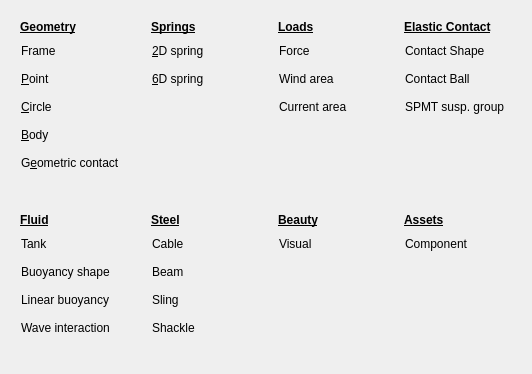
The window that guis/menu_nodetypes.ui (RubendeBruin/DAVE) describes before a commit, drawn with Qt 5.
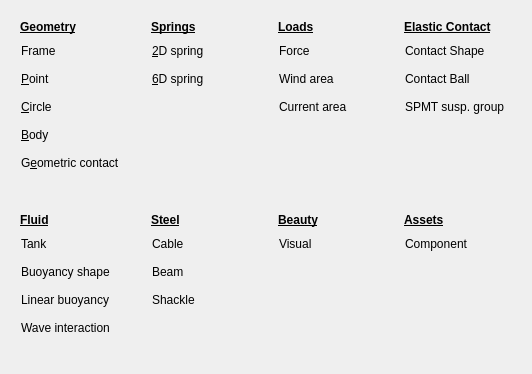
The same window after the commit. Icons and pictures are not drawn.

Commit message: removed sling

Diff of the .ui file:
```diff
--- a/guis/menu_nodetypes.ui
+++ b/guis/menu_nodetypes.ui
@@ -477,23 +477,6 @@
         </property>
        </widget>
       </item>
-      <item>
-       <widget class="QPushButton" name="pbSling">
-        <property name="styleSheet">
-         <string>text-align:left</string>
-        </property>
-        <property name="text">
-         <string>Sling</string>
-        </property>
-        <property name="icon">
-         <iconset resource="resources.qrc">
-          <normaloff>:/icons/sling.png</normaloff>:/icons/sling.png</iconset>
-        </property>
-        <property name="flat">
-         <bool>true</bool>
-        </property>
-       </widget>
-      </item>
       <item>
        <widget class="QPushButton" name="pbShackle">
         <property name="styleSheet">
```
Left out of the diff: 2 changed lines with no effect on the pictures. The commit also changes 14 other files.
